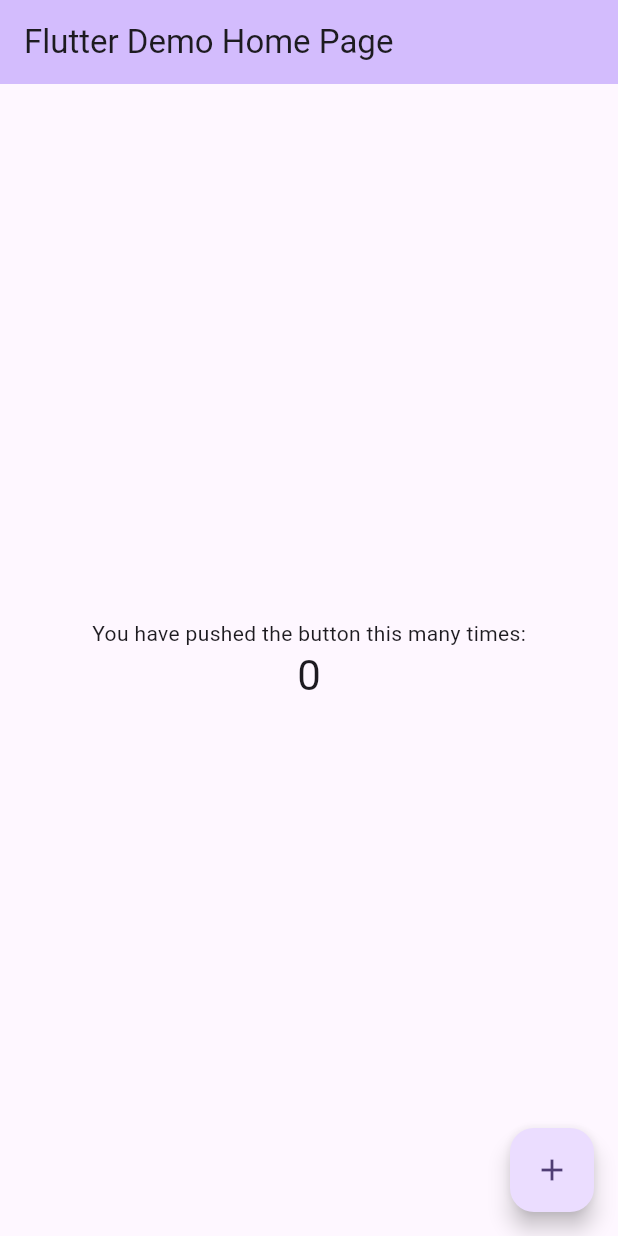
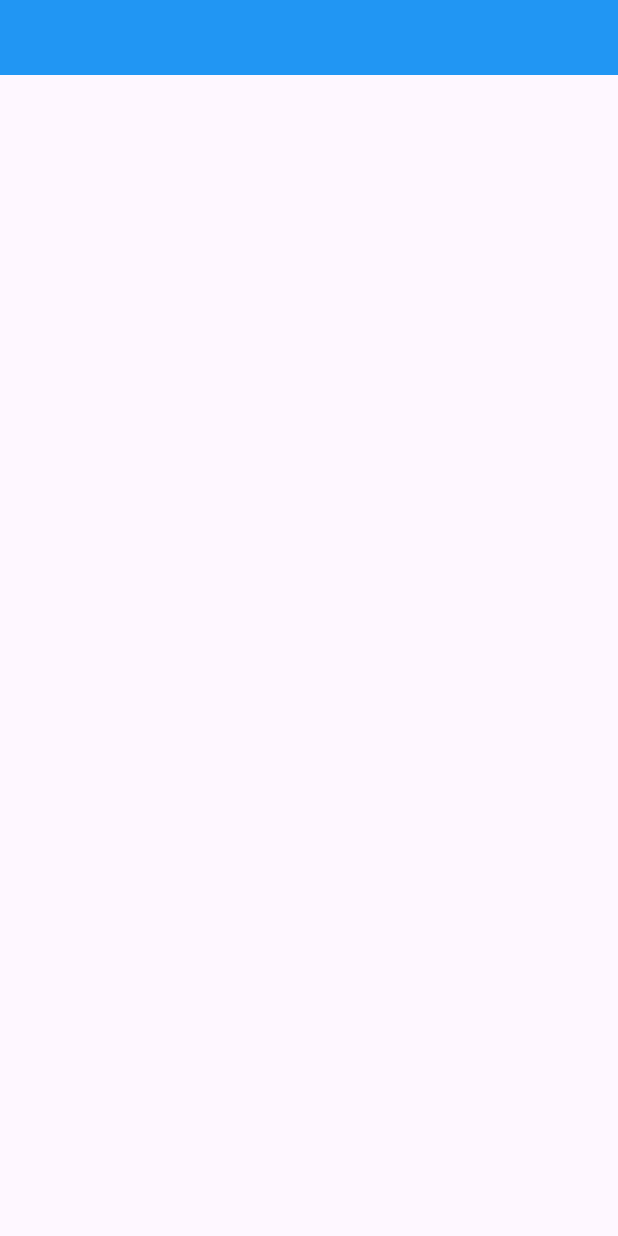
Before and after one commit to ahsandevsinn/flutter_basics, a Flutter app: the screen it shows after launch, on a phone screen of 412 x 824 dp. Run offline on Flutter 3.47's test engine with Material 3 defaults, Android fonts, the phone set to English and light mode, and no system bars.

Commit message:
Detect Multiple Gestures

```diff
--- /dev/null
+++ b/lib/home_screen.dart
@@ -0,0 +1,40 @@
+import 'package:flutter/cupertino.dart';
+import 'package:flutter/material.dart';
+
+class HomeScreen extends StatefulWidget {
+  const HomeScreen({super.key});
+
+  @override
+  State<HomeScreen> createState() => _HomeScreenState();
+}
+
+class _HomeScreenState extends State<HomeScreen> {
+  @override
+  Widget build(BuildContext context) {
+
+
+    return Scaffold(body:  Column(
+      children: [
+       InkWell(
+        onTap: (){
+          print("object");
+        },
+        onDoubleTap: (){
+          print("on double tap");
+
+        },
+        onHover: (value) {
+          print("Hover");
+        },
+        onLongPress: (){
+          print("Long Press");
+        },
+         child: Container(
+          height: 50,width: double.infinity,
+          color: Colors.blue,
+         ),
+       ),
+      ],
+    ));
+  }
+}
--- a/lib/main.dart
+++ b/lib/main.dart
@@ -1,4 +1,5 @@
 import 'package:flutter/material.dart';
+import 'package:flutter_basics/home_screen.dart';
 
 void main() {
   runApp(const MyApp());
@@ -7,119 +8,11 @@ void main() {
 class MyApp extends StatelessWidget {
   const MyApp({super.key});
 
-  // This widget is the root of your application.
+
   @override
   Widget build(BuildContext context) {
     return MaterialApp(
-      title: 'Flutter Demo',
-      theme: ThemeData(
-        // This is the theme of your application.
-        //
-        // TRY THIS: Try running your application with "flutter run". You'll see
-        // the application has a purple toolbar. Then, without quitting the app,
-        // try changing the seedColor in the colorScheme below to Colors.green
-        // and then invoke "hot reload" (save your changes or press the "hot
-        // reload" button in a Flutter-supported IDE, or press "r" if you used
-        // the command line to start the app).
-        //
-        // Notice that the counter didn't reset back to zero; the application
-        // state is not lost during the reload. To reset the state, use hot
-        // restart instead.
-        //
-        // This works for code too, not just values: Most code changes can be
-        // tested with just a hot reload.
-        colorScheme: ColorScheme.fromSeed(seedColor: Colors.deepPurple),
-        useMaterial3: true,
-      ),
-      home: const MyHomePage(title: 'Flutter Demo Home Page'),
+   home: HomeScreen(),
     );
   }
 }
-
-class MyHomePage extends StatefulWidget {
-  const MyHomePage({super.key, required this.title});
-
-  // This widget is the home page of your application. It is stateful, meaning
-  // that it has a State object (defined below) that contains fields that affect
-  // how it looks.
-
-  // This class is the configuration for the state. It holds the values (in this
-  // case the title) provided by the parent (in this case the App widget) and
-  // used by the build method of the State. Fields in a Widget subclass are
-  // always marked "final".
-
-  final String title;
-
-  @override
-  State<MyHomePage> createState() => _MyHomePageState();
-}
-
-class _MyHomePageState extends State<MyHomePage> {
-  int _counter = 0;
-
-  void _incrementCounter() {
-    setState(() {
-      // This call to setState tells the Flutter framework that something has
-      // changed in this State, which causes it to rerun the build method below
-      // so that the display can reflect the updated values. If we changed
-      // _counter without calling setState(), then the build method would not be
-      // called again, and so nothing would appear to happen.
-      _counter++;
-    });
-  }
-
-  @override
-  Widget build(BuildContext context) {
-    // This method is rerun every time setState is called, for instance as done
-    // by the _incrementCounter method above.
-    //
-    // The Flutter framework has been optimized to make rerunning build methods
-    // fast, so that you can just rebuild anything that needs updating rather
-    // than having to individually change instances of widgets.
-    return Scaffold(
-      appBar: AppBar(
-        // TRY THIS: Try changing the color here to a specific color (to
-        // Colors.amber, perhaps?) and trigger a hot reload to see the AppBar
-        // change color while the other colors stay the same.
-        backgroundColor: Theme.of(context).colorScheme.inversePrimary,
-        // Here we take the value from the MyHomePage object that was created by
-        // the App.build method, and use it to set our appbar title.
-        title: Text(widget.title),
-      ),
-      body: Center(
-        // Center is a layout widget. It takes a single child and positions it
-        // in the middle of the parent.
-        child: Column(
-          // Column is also a layout widget. It takes a list of children and
-          // arranges them vertically. By default, it sizes itself to fit its
-          // children horizontally, and tries to be as tall as its parent.
-          //
-          // Column has various properties to control how it sizes itself and
-          // how it positions its children. Here we use mainAxisAlignment to
-          // center the children vertically; the main axis here is the vertical
-          // axis because Columns are vertical (the cross axis would be
-          // horizontal).
-          //
-          // TRY THIS: Invoke "debug painting" (choose the "Toggle Debug Paint"
-          // action in the IDE, or press "p" in the console), to see the
-          // wireframe for each widget.
-          mainAxisAlignment: MainAxisAlignment.center,
-          children: <Widget>[
-            const Text(
-              'You have pushed the button this many times:',
-            ),
-            Text(
-              '$_counter',
-              style: Theme.of(context).textTheme.headlineMedium,
-            ),
-          ],
-        ),
-      ),
-      floatingActionButton: FloatingActionButton(
-        onPressed: _incrementCounter,
-        tooltip: 'Increment',
-        child: const Icon(Icons.add),
-      ), // This trailing comma makes auto-formatting nicer for build methods.
-    );
-  }
-}
```
